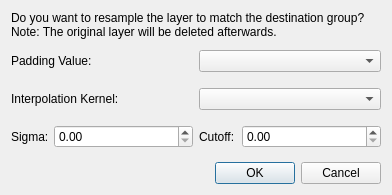
The window that src/Interface/AppInterface/LayerResamplerDialog.ui (SCIInstitute/Seg3D) describes before a commit, drawn with Qt 5.
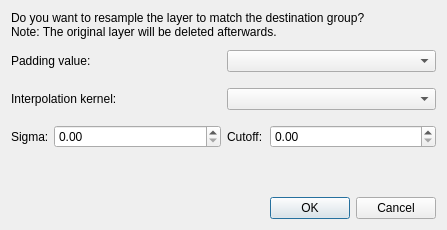
The same window after the commit.

```diff
--- a/src/Interface/AppInterface/LayerResamplerDialog.ui
+++ b/src/Interface/AppInterface/LayerResamplerDialog.ui
@@ -6,14 +6,14 @@
    <rect>
     <x>0</x>
     <y>0</y>
-    <width>392</width>
-    <height>195</height>
+    <width>447</width>
+    <height>230</height>
    </rect>
   </property>
   <property name="maximumSize">
    <size>
-    <width>392</width>
-    <height>195</height>
+    <width>447</width>
+    <height>245</height>
    </size>
   </property>
   <property name="windowTitle">
@@ -29,12 +29,8 @@
       <enum>QFrame::NoFrame</enum>
      </property>
      <property name="text">
-      <string>&lt;!DOCTYPE HTML PUBLIC &quot;-//W3C//DTD HTML 4.0//EN&quot; &quot;http://www.w3.org/TR/REC-html40/strict.dtd&quot;&gt;
-&lt;html&gt;&lt;head&gt;&lt;meta name=&quot;qrichtext&quot; content=&quot;1&quot; /&gt;&lt;style type=&quot;text/css&quot;&gt;
-p, li { white-space: pre-wrap; }
-&lt;/style&gt;&lt;/head&gt;&lt;body style=&quot; font-family:'MS Shell Dlg 2'; font-size:8.25pt; font-weight:400; font-style:normal;&quot;&gt;
-&lt;p style=&quot; margin-top:0px; margin-bottom:0px; margin-left:0px; margin-right:0px; -qt-block-indent:0; text-indent:0px;&quot;&gt;&lt;span style=&quot; font-size:9pt;&quot;&gt;Do you want to resample the layer to match the destination group?&lt;/span&gt;&lt;/p&gt;
-&lt;p style=&quot; margin-top:0px; margin-bottom:0px; margin-left:0px; margin-right:0px; -qt-block-indent:0; text-indent:0px;&quot;&gt;&lt;span style=&quot; font-size:9pt;&quot;&gt;Note: The original layer will be deleted afterwards.&lt;/span&gt;&lt;/p&gt;&lt;/body&gt;&lt;/html&gt;</string>
+      <string>Do you want to resample the layer to match the destination group?
+Note: The original layer will be deleted afterwards.</string>
      </property>
      <property name="alignment">
       <set>Qt::AlignLeading|Qt::AlignLeft|Qt::AlignTop</set>
@@ -56,7 +52,7 @@
       <item>
        <widget class="QLabel" name="label_5">
         <property name="text">
-         <string>Padding Value:</string>
+         <string>Padding value:</string>
         </property>
        </widget>
       </item>
@@ -81,7 +77,7 @@
       <item>
        <widget class="QLabel" name="label">
         <property name="text">
-         <string>Interpolation Kernel:</string>
+         <string>Interpolation kernel:</string>
         </property>
        </widget>
       </item>
```
